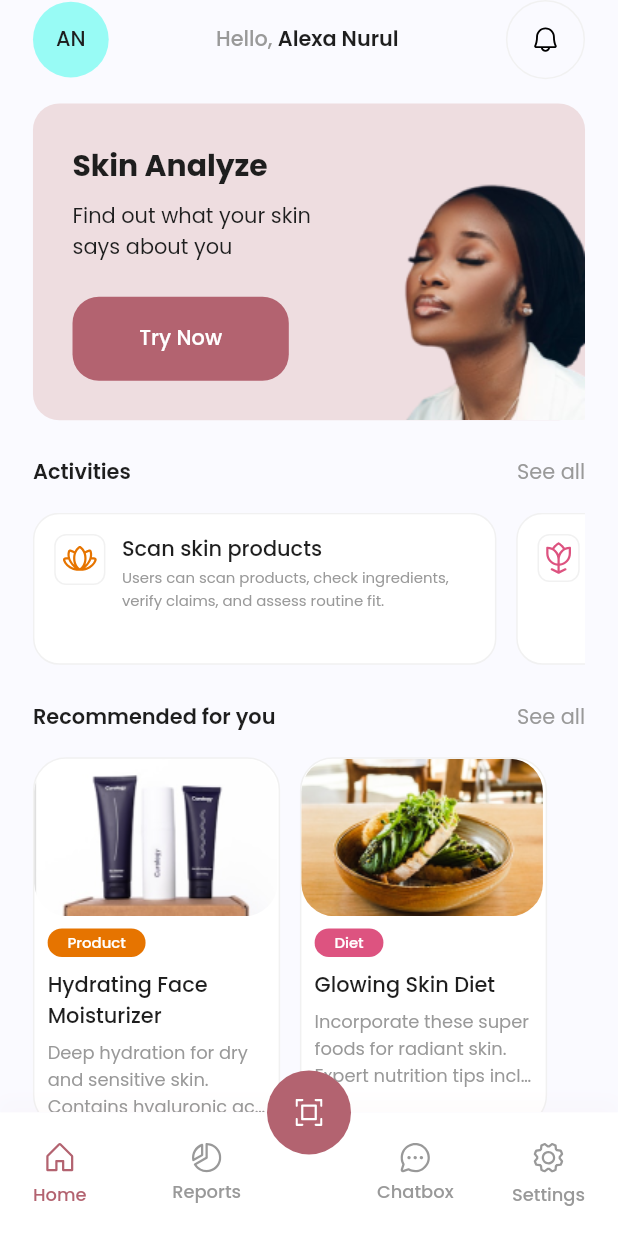
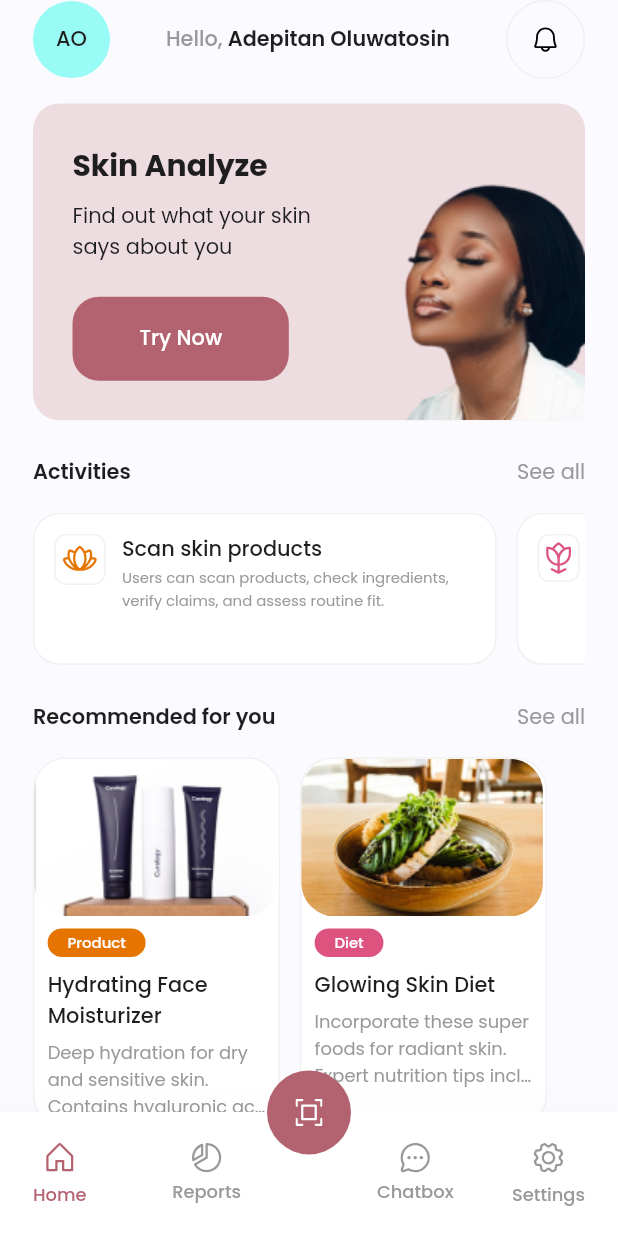
Before and after one commit to emeleonufavour/skeen, a Flutter app: the screen it shows after launch, on a phone screen of 412 x 824 dp. Run offline on Flutter 3.47's test engine with Material 3 defaults, Android fonts, the light colour scheme and no system bars; drawn by our look-alikes of extended_image; our stand-ins replace flutter_riverpod, flutter_svg, fpdart, get_it.

Commit message:
feat: fixes

```diff
--- a/lib/src/cores/constants/font_size.dart
+++ b/lib/src/cores/constants/font_size.dart
@@ -58,7 +58,7 @@ const double kfs32 = 32.0;
 
 const double kfs36 = 36.0;
 
-const Duration duration = Duration(milliseconds: 300);
+const Duration duration300 = Duration(milliseconds: 300);
 const Duration duration500ms = Duration(milliseconds: 500);
 const Duration duration2s = Duration(seconds: 2);
 const Duration duration4s = Duration(seconds: 4);
--- a/lib/src/cores/constants/weights.dart
+++ b/lib/src/cores/constants/weights.dart
@@ -8,3 +8,4 @@ const FontWeight w500 = FontWeight.w500;
 const FontWeight w600 = FontWeight.w600;
 const FontWeight w700 = FontWeight.w700;
 const FontWeight w800 = FontWeight.w800;
+const FontWeight w900 = FontWeight.w900;
--- a/lib/src/cores/errors/failure.dart
+++ b/lib/src/cores/errors/failure.dart
@@ -1,4 +1,3 @@
-
 import 'package:myskin_flutterbytes/src/cores/cores.dart';
 
 abstract class Failure {
--- a/lib/src/cores/navigator/error_route.dart
+++ b/lib/src/cores/navigator/error_route.dart
@@ -1,4 +1,3 @@
-
 import 'package:myskin_flutterbytes/src/cores/cores.dart';
 
 Route<dynamic> errorRoute() {
--- a/lib/src/cores/utils/utils.dart
+++ b/lib/src/cores/utils/utils.dart
@@ -3,5 +3,5 @@ export 'extensions.dart';
 export 'logger.dart';
 export 'password_validator.dart';
 export 'setup.dart';
-export 'svg_precache.dart';
+export 'precache.dart';
 export 'sizer.dart';
--- a/lib/src/features/home/views/home_view.dart
+++ b/lib/src/features/home/views/home_view.dart
@@ -13,7 +13,7 @@ class HomeView extends StatelessWidget {
       body: Column(
         children: [
           const HomeAppBar(
-            name: 'Alexa Nurul',
+            name: 'Adepitan Oluwatosin',
           ),
           kfsMedium.verticalSpace,
           SingleChildScrollView(
--- a/lib/src/features/nav_bar/notifier/nav_bar_notifier.dart
+++ b/lib/src/features/nav_bar/notifier/nav_bar_notifier.dart
@@ -1,7 +1,6 @@
 import 'package:flutter_riverpod/flutter_riverpod.dart';
 
-final navNotifier =
-    NotifierProvider<NavBarNotifier, int>(NavBarNotifier.new);
+final navNotifier = NotifierProvider<NavBarNotifier, int>(NavBarNotifier.new);
 
 class NavBarNotifier extends Notifier<int> {
   @override
--- a/lib/src/features/nav_bar/views/nav_bar_view.dart
+++ b/lib/src/features/nav_bar/views/nav_bar_view.dart
@@ -6,6 +6,7 @@ class NavBarView extends ConsumerWidget {
   const NavBarView({super.key});
 
   static const String route = '/nav_bar';
+
   static final pages = [
     const HomeView(),
     Container(color: Colors.red),
@@ -19,6 +20,7 @@ class NavBarView extends ConsumerWidget {
     final currentIndex = ref.watch(navNotifier);
     return BaseScaffold(
       padding: EdgeInsets.zero,
+      safeAreaTop: false,
       body: IndexedStack(
         index: currentIndex,
         children: pages,
```
Also changed, not shown: lib/src/cores/utils/sizer.dart (+5 -5 lines), lib/src/cores/constants/assets.dart (line endings or trailing spaces), lib/src/cores/utils/precache.dart (renamed from lib/src/cores/utils/svg_precache.dart).
